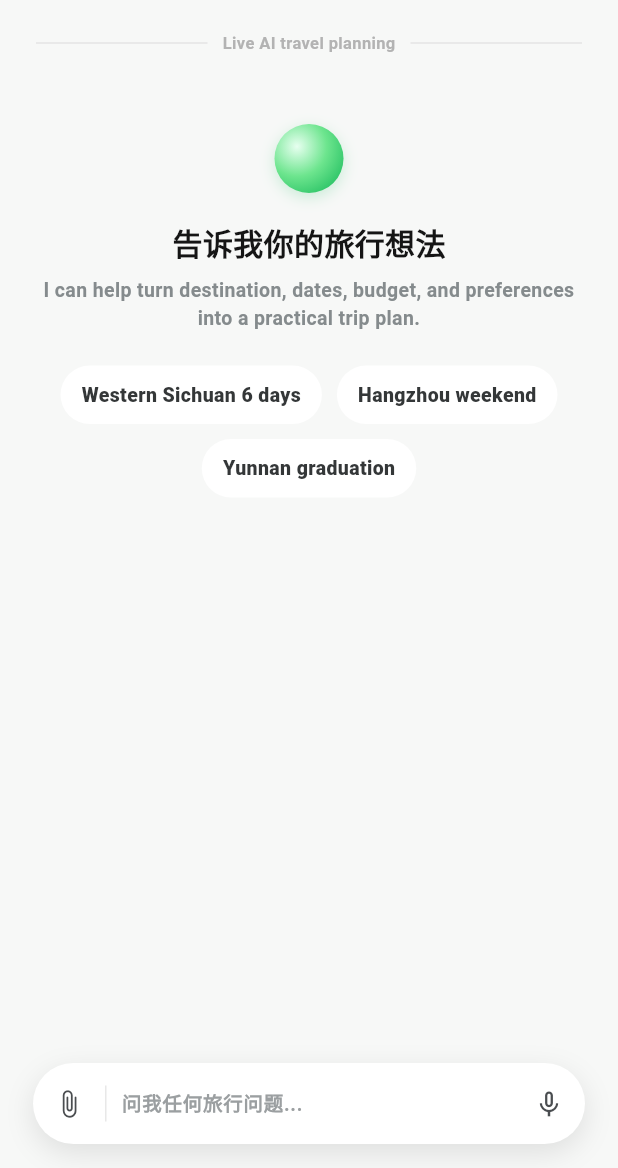
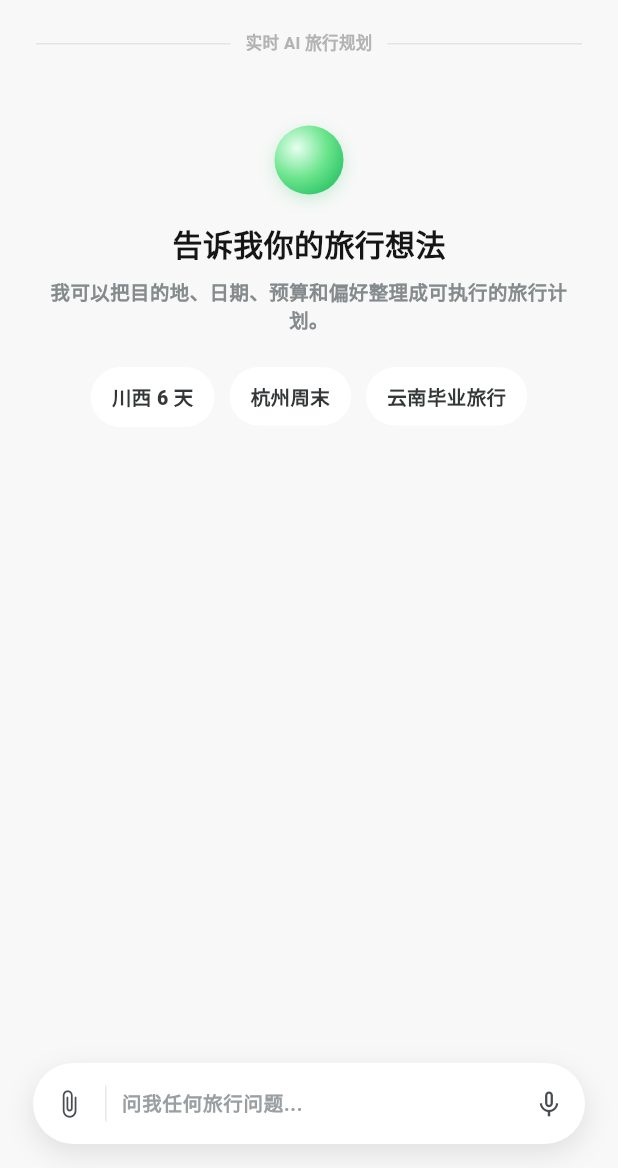
Before and after one commit to TL815/GoPlan, a Flutter app: the screen it shows after launch, after a tap on "Go", after a tap on "聊聊你的旅行想法", on a phone screen of 412 x 824 dp, the part 68-1236 px from its top. Run offline on Flutter 3.47's test engine with Material 3 defaults, Android fonts, the phone set to English and light mode, and no system bars; our stand-ins replace shared_preferences; missing offline and left inert: cryptography, dart:html, dart:js, dart:ui_web.

Commit message:
Update home photo strip and Chinese UI copy

```diff
--- a/lib/features/ai_chat/ai_chat_page.dart
+++ b/lib/features/ai_chat/ai_chat_page.dart
@@ -435,7 +435,7 @@ class _TravelAssistantChatViewState extends State<TravelAssistantChatView> {
             child: Column(
               children: [
                 _AiChatHeader(onBack: widget.onBack),
-                const _AiChatModeDivider(label: 'Live AI travel planning'),
+                const _AiChatModeDivider(label: '实时 AI 旅行规划'),
                 Expanded(
                   child: ListView(
                     controller: _scrollController,
@@ -595,7 +595,7 @@ class _AiChatEmptyState extends StatelessWidget {
           ),
           const SizedBox(height: 8),
           const Text(
-            'I can help turn destination, dates, budget, and preferences into a practical trip plan.',
+            '我可以把目的地、日期、预算和偏好整理成可执行的旅行计划。',
             textAlign: TextAlign.center,
             style: TextStyle(
               fontSize: 13,
@@ -611,21 +611,21 @@ class _AiChatEmptyState extends StatelessWidget {
             alignment: WrapAlignment.center,
             children: [
               _AiPromptChip(
-                text: 'Western Sichuan 6 days',
+                text: '川西 6 天',
                 onTap: () => onPromptSelected(
-                  'Plan a 6 day Western Sichuan trip from Chengdu with a comfortable pace.',
+                  '帮我规划从成都出发的川西 6 天旅行，节奏舒适一点。',
                 ),
               ),
               _AiPromptChip(
-                text: 'Hangzhou weekend',
+                text: '杭州周末',
                 onTap: () => onPromptSelected(
-                  'Plan a relaxed 2 day Hangzhou weekend with West Lake, cafes, and photo spots.',
+                  '帮我规划杭州 2 天游，想去西湖、咖啡馆和适合拍照的地方，节奏轻松一点。',
                 ),
               ),
               _AiPromptChip(
-                text: 'Yunnan graduation',
+                text: '云南毕业旅行',
                 onTap: () => onPromptSelected(
-                  'Plan an 8 day Yunnan graduation trip for 4 people who like food and nature.',
+                  '帮 4 个喜欢美食和自然风景的人规划云南 8 天毕业旅行。',
                 ),
               ),
             ],
--- a/lib/features/home/home_page.dart
+++ b/lib/features/home/home_page.dart
@@ -344,10 +344,10 @@ class _AssistantHistoryEmpty extends StatelessWidget {
 String _formatAssistantHistoryTime(DateTime time) {
   final now = DateTime.now();
   final diff = now.difference(time);
-  if (diff.inMinutes < 1) return 'just now';
-  if (diff.inMinutes < 60) return '${diff.inMinutes} min ago';
-  if (diff.inHours < 24) return '${diff.inHours} hr ago';
-  if (diff.inDays < 7) return '${diff.inDays} days ago';
+  if (diff.inMinutes < 1) return '刚刚';
+  if (diff.inMinutes < 60) return '${diff.inMinutes}分钟前';
+  if (diff.inHours < 24) return '${diff.inHours}小时前';
+  if (diff.inDays < 7) return '${diff.inDays}天前';
   return '${time.year}-${time.month.toString().padLeft(2, '0')}-${time.day.toString().padLeft(2, '0')}';
 }
 
@@ -372,7 +372,7 @@ class _HomeTopSection extends StatelessWidget {
         clipBehavior: Clip.none,
         children: [
           Positioned(left: 0, right: 0, top: 0, child: _HomeHeader()),
-          Positioned(left: 0, right: 0, top: 88, child: _PhotoStrip()),
+          Positioned(left: 0, right: 0, top: 90, child: _PhotoStrip()),
           Positioned(left: 0, right: 0, top: 66, child: _AiDialogBar()),
           Positioned(left: 0, right: 0, bottom: 8, child: _TopDivider()),
         ],
@@ -633,18 +633,17 @@ class _PhotoStrip extends StatelessWidget {
   @override
   Widget build(BuildContext context) {
     return FutureBuilder<List<_HomePhotoItem>>(
-      future: _fetchHomePhotoStripItems(),
+      future: _fetchCurrentHomePhotoStripItems(),
       builder: (context, snapshot) {
         final isLoading = snapshot.connectionState != ConnectionState.done;
         if (isLoading && !snapshot.hasData) {
-          return const _PhotoStripLoading();
+          return _PhotoStripStack(photos: _fallbackHomePhotoItems);
         }
 
         final photos = snapshot.data ?? const [];
-        if (photos.isEmpty) {
-          return const SizedBox(height: 92);
-        }
-        return _PhotoStripStack(photos: photos);
+        return _PhotoStripStack(
+          photos: photos.isEmpty ? _fallbackHomePhotoItems : photos,
+        );
       },
     );
   }
@@ -655,54 +654,57 @@ class _PhotoStripLoading extends StatelessWidget {
 
   @override
   Widget build(BuildContext context) {
+    return _PhotoStripStack(photos: _fallbackHomePhotoItems);
+  }
+}
+
+class _PhotoStripStack extends StatelessWidget {
+  const _PhotoStripStack({required this.photos});
+
+  final List<_HomePhotoItem> photos;
+
+  @override
+  Widget build(BuildContext context) {
     return LayoutBuilder(
       builder: (context, constraints) {
-        const count = 6;
-        const cardWidth = 60.0;
-        const cardHeight = 58.0;
-        const step = 50.0;
-        const totalWidth = cardWidth + step * (count - 1);
-        final leftBase = ((constraints.maxWidth - totalWidth) / 2).clamp(
-          10.0,
-          28.0,
-        );
+        final visiblePhotos = _photoStripVisibleItems(photos);
+        const stripWidth = 306.0;
+        const cardSize = 55.0;
+        final scale = constraints.maxWidth < stripWidth
+            ? constraints.maxWidth / stripWidth
+            : 1.0;
 
         return SizedBox(
-          height: 92,
-          child: Stack(
-            clipBehavior: Clip.none,
-            children: [
-              for (var i = 0; i < count; i++)
-                Positioned(
-                  left: leftBase + i * step,
-                  top: _photoTop(i),
-                  child: Transform.rotate(
-                    angle: _photoAngle(i),
-                    child: Container(
-                      width: cardWidth,
-                      height: cardHeight,
-                      padding: const EdgeInsets.all(2),
-                      decoration: BoxDecoration(
-                        color: Colors.white,
-                        borderRadius: BorderRadius.circular(13),
-                        boxShadow: const [
-                          BoxShadow(
-                            color: Color(0x18000000),
-                            blurRadius: 12,
-                            offset: Offset(0, 5),
-                          ),
-                        ],
-                      ),
-                      child: DecoratedBox(
-                        decoration: BoxDecoration(
-                          color: const Color(0xFFEDEDED),
-                          borderRadius: BorderRadius.circular(11),
+          height: 82,
+          child: Align(
+            alignment: Alignment.topCenter,
+            child: Transform.scale(
+              alignment: Alignment.topCenter,
+              scale: scale,
+              child: SizedBox(
+                width: stripWidth,
+                height: 66,
+                child: Stack(
+                  clipBehavior: Clip.none,
+                  children: [
+                    for (var i = 0; i < visiblePhotos.length; i++)
+                      Positioned(
+                        left: visiblePhotos.length == 1
+                            ? (stripWidth - cardSize) / 2
+                            : i *
+                                  ((stripWidth - cardSize) /
+                                      (visiblePhotos.length - 1)),
+                        bottom: 0,
+                        child: _HomePhotoCard(
+                          item: visiblePhotos[i],
+                          width: cardSize,
+                          height: cardSize,
                         ),
                       ),
-                    ),
-                  ),
+                  ],
                 ),
-            ],
+              ),
+            ),
           ),
         );
       },
@@ -710,87 +712,75 @@ class _PhotoStripLoading extends StatelessWidget {
   }
 }
 
-class _PhotoStripStack extends StatelessWidget {
-  const _PhotoStripStack({required this.photos});
-
-  final List<_HomePhotoItem> photos;
-
-  @override
-  Widget build(BuildContext context) {
-    return LayoutBuilder(
-      builder: (context, constraints) {
-        final visiblePhotos = photos.take(6).toList(growable: false);
-        const cardWidth = 60.0;
-        const step = 50.0;
-        final totalWidth = cardWidth + step * (visiblePhotos.length - 1);
-        final leftBase = ((constraints.maxWidth - totalWidth) / 2).clamp(
-          10.0,
-          28.0,
-        );
-
-        return SizedBox(
-          height: 92,
-          child: Stack(
-            clipBehavior: Clip.none,
-            children: [
-              for (var i = 0; i < visiblePhotos.length; i++)
-                Positioned(
-                  left: leftBase + i * step,
-                  top: _photoTop(i),
-                  child: Transform.rotate(
-                    angle: _photoAngle(i),
-                    child: _HomePhotoCard(item: visiblePhotos[i]),
-                  ),
-                ),
-            ],
-          ),
-        );
-      },
-    );
-  }
+List<_HomePhotoItem> _photoStripVisibleItems(List<_HomePhotoItem> photos) {
+  final visiblePhotos = photos.take(7).toList();
+  for (final fallback in _fallbackHomePhotoItems) {
+    if (visiblePhotos.length >= 7) break;
+    visiblePhotos.add(fallback);
+  }
+  return visiblePhotos;
 }
 
 class _HomePhotoCard extends StatelessWidget {
-  const _HomePhotoCard({required this.item});
+  const _HomePhotoCard({
+    required this.item,
+    required this.width,
+    required this.height,
+  });
 
   final _HomePhotoItem item;
+  final double width;
+  final double height;
 
   @override
   Widget build(BuildContext context) {
     return Material(
       color: Colors.transparent,
-      borderRadius: BorderRadius.circular(13),
+      borderRadius: BorderRadius.circular(8),
       child: InkWell(
-        borderRadius: BorderRadius.circular(13),
+        borderRadius: BorderRadius.circular(8),
         onTap: () => _showHomePhotoSpotSheet(context, item: item),
         child: Container(
-          width: 60,
-          height: 58,
+          width: width,
+          height: height,
           padding: const EdgeInsets.all(2),
           clipBehavior: Clip.antiAlias,
           decoration: BoxDecoration(
             color: Colors.white,
-            borderRadius: BorderRadius.circular(13),
+            borderRadius: BorderRadius.circular(8),
             boxShadow: const [
               BoxShadow(
-                color: Color(0x22000000),
-                blurRadius: 12,
-                offset: Offset(0, 5),
+                color: Color(0x1F000000),
+                blurRadius: 9,
+                offset: Offset(0, 4),
               ),
             ],
           ),
           child: ClipRRect(
-            borderRadius: BorderRadius.circular(11),
+            borderRadius: BorderRadius.circular(6),
             clipBehavior: Clip.antiAlias,
-            child: Image.network(
-              item.image,
-              width: 60,
-              height: 54,
-              fit: BoxFit.cover,
-              filterQuality: FilterQuality.high,
-              errorBuilder: (_, _, _) =>
-                  const _AmapImageErrorPlaceholder(compact: true),
-            ),
+            child: item.isNetwork
+                ? Image.network(
+                    item.image,
+                    width: width - 4,
+                    height: height - 4,
+                    fit: BoxFit.cover,
+                    filterQuality: FilterQuality.high,
+                    errorBuilder: (_, _, _) => Image.asset(
+                      item.fallbackImage,
+                      width: width - 4,
+                      height: height - 4,
+                      fit: BoxFit.cover,
+                      filterQuality: FilterQuality.high,
+                    ),
+                  )
+                : Image.asset(
+                    item.image,
+                    width: width - 4,
+                    height: height - 4,
+                    fit: BoxFit.cover,
+                    filterQuality: FilterQuality.high,
+                  ),
           ),
         ),
       ),
@@ -1627,7 +1617,7 @@ class _PlanFilters extends StatelessWidget {
         GestureDetector(
           onTap: () => onTabChanged(0),
           child: Text(
-            'My Plans',
+            '我的计划',
             style: TextStyle(
               fontSize: 16,
               fontWeight: FontWeight.w900,
@@ -1641,7 +1631,7 @@ class _PlanFilters extends StatelessWidget {
         GestureDetector(
           onTap: () => onTabChanged(1),
           child: Text(
-            'Explore',
+            '探索',
             style: TextStyle(
               fontSize: 15,
               color: activeTab == 1
@@ -1653,7 +1643,7 @@ class _PlanFilters extends StatelessWidget {
         ),
         const Spacer(),
         const Text(
-          'All plans',
+          '全部计划',
           style: TextStyle(fontSize: 11, color: Color(0xFF9C9C9C)),
         ),
         const Icon(
@@ -1663,7 +1653,7 @@ class _PlanFilters extends StatelessWidget {
         ),
         const SizedBox(width: 8),
         const Text(
-          'Status',
+          '状态',
           style: TextStyle(fontSize: 11, color: Color(0xFF9C9C9C)),
         ),
         const Icon(
@@ -1766,6 +1756,7 @@ const _fallbackHomePhotos = [
   'assets/images/photo-5.png',
   'assets/images/photo-6.png',
   'assets/images/photo-7.png',
+  'assets/images/photo-sichuan.png',
 ];
 
 List<_HomePhotoItem> get _fallbackHomePhotoItems {
@@ -1877,8 +1868,9 @@ Future<List<_HomePhotoItem>> _fetchHomePhotoStripItems() async {
           ),
         )).expand((s) => s).toList(growable: false);
   final fallbackItems = _fallbackHomePhotoItems;
+  if (results.isEmpty) return fallbackItems;
   return results
-      .take(6)
+      .take(8)
       .indexed
       .map((entry) {
         final index = entry.$1;
@@ -1893,6 +1885,70 @@ Future<List<_HomePhotoItem>> _fetchHomePhotoStripItems() async {
         );
       })
       .toList(growable: false);
+}
+
+Future<List<_HomePhotoItem>> _fetchCurrentHomePhotoStripItems() async {
+  const scenicTypes = '110000';
+  final currentLocation = await _fetchCurrentDeviceLocation();
+  if (currentLocation == null) {
+    return _fetchHomePhotoStripItems();
+  }
+
+  final spots = await fetchAmapPhotoSpotsAround(
+    longitude: currentLocation.longitude,
+    latitude: currentLocation.latitude,
+    keyword: '景点',
+    types: scenicTypes,
+  );
+  if (spots.isEmpty) {
+    return _fetchHomePhotoStripItems();
+  }
+
+  final fallbackItems = _fallbackHomePhotoItems;
+  return spots
+      .take(8)
+      .indexed
+      .map((entry) {
+        final index = entry.$1;
+        final spot = entry.$2;
+        final fallback = fallbackItems[index % fallbackItems.length];
+        return _HomePhotoItem(
+          image: spot.photoUrl,
+          fallbackImage: fallback.fallbackImage,
+          spot: _homePhotoSpotFromAmap(spot),
+          isNetwork: true,
+          amapSpot: spot,
+        );
+      })
+      .toList(growable: false);
+}
+
+Future<_DeviceLocation?> _fetchCurrentDeviceLocation() async {
+  try {
+    final result = await const MethodChannel(
+      'goplan/location',
+    ).invokeMapMethod<String, Object?>('getCurrentLocation');
+    final latitude = _readDouble(result?['latitude']);
+    final longitude = _readDouble(result?['longitude']);
+    if (latitude == null || longitude == null) return null;
+    return _DeviceLocation(latitude: latitude, longitude: longitude);
+  } catch (e) {
+    debugPrint('Current location unavailable: $e');
+    return null;
+  }
+}
+
+double? _readDouble(Object? value) {
+  if (value is num) return value.toDouble();
+  if (value is String) return double.tryParse(value);
+  return null;
+}
+
+class _DeviceLocation {
+  const _DeviceLocation({required this.latitude, required this.longitude});
+
+  final double latitude;
+  final double longitude;
 }
 
 _HomePhotoSpot _homePhotoSpotFromAmap(AmapPhotoSpot spot) {
--- a/lib/features/loading/loading_page.dart
+++ b/lib/features/loading/loading_page.dart
@@ -21,37 +21,25 @@ class LoadingPage extends StatelessWidget {
             Positioned(
               left: size.width * 0.29,
               top: size.height * 0.10,
-              child: RotatedBox(
-                quarterTurns: 0,
-                child: Transform.rotate(
-                  angle: 0.18,
-                  child: _TravelPoster(
+              child: _TravelPoster(
                     asset: 'assets/images/卡片一.png',
                     width: size.width * 0.92,
-                  ),
-                ),
               ),
             ),
             Positioned(
               left: size.width * 0.05,
               top: size.height * 0.32,
-              child: Transform.rotate(
-                angle: -0.34,
-                child: _TravelPoster(
+              child: _TravelPoster(
                   asset: 'assets/images/卡片二.png',
                   width: size.width * 0.94,
-                ),
               ),
             ),
             Positioned(
               left: size.width * 0.36,
               top: size.height * 0.52,
-              child: Transform.rotate(
-                angle: 0.36,
-                child: _TravelPoster(
+              child: _TravelPoster(
                   asset: 'assets/images/卡片三.png',
                   width: size.width * 0.92,
-                ),
               ),
             ),
           ],
```
Also changed, not shown: 1 other file.
